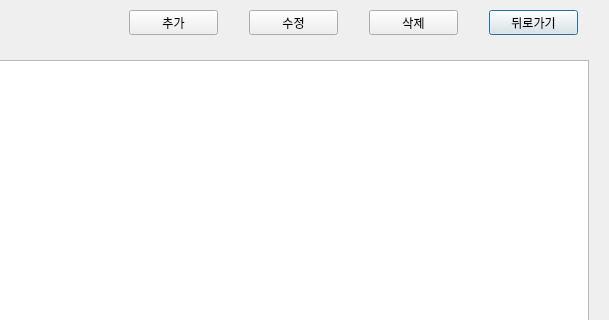
mssung34/Yanolja, file Yanolja_serv/tour.ui: the form before one commit; both pictures show x 391 to 1000 and y 0 to 320 of the 1000 by 550 pixel window.
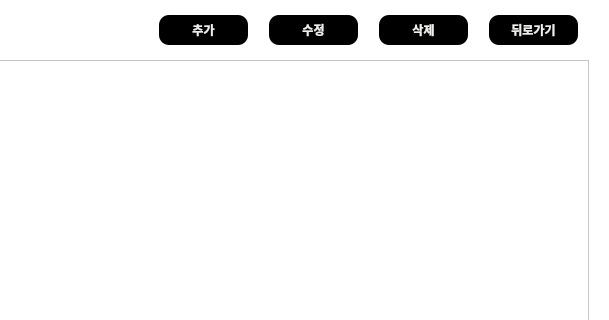
The form after the commit.

```diff
--- a/Yanolja_serv/tour.ui
+++ b/Yanolja_serv/tour.ui
@@ -13,6 +13,9 @@
   <property name="windowTitle">
    <string>Dialog</string>
   </property>
+  <property name="styleSheet">
+   <string notr="true">background-color: rgb(255, 255, 255);</string>
+  </property>
   <widget class="QTableWidget" name="list">
    <property name="geometry">
     <rect>
@@ -36,11 +39,30 @@
    <property name="geometry">
     <rect>
      <x>880</x>
-     <y>10</y>
+     <y>15</y>
      <width>89</width>
-     <height>25</height>
+     <height>30</height>
     </rect>
    </property>
+   <property name="font">
+    <font>
+     <family>Sans</family>
+     <weight>75</weight>
+     <bold>true</bold>
+    </font>
+   </property>
+   <property name="styleSheet">
+    <string notr="true">QPushButton{
+	background-color: rgb(0, 0, 0);
+	color: rgb(238, 238, 236);
+    border-radius: 10px;
+}
+QPushButton:hover{
+	background-color: rgb(255, 255, 255);
+	color: rgb(0, 0, 0);
+    border-radius: 10px;
+}</string>
+   </property>
    <property name="text">
     <string>뒤로가기</string>
    </property>
@@ -48,12 +70,31 @@
   <widget class="QPushButton" name="del_btn">
    <property name="geometry">
     <rect>
-     <x>760</x>
-     <y>10</y>
+     <x>770</x>
+     <y>15</y>
      <width>89</width>
-     <height>25</height>
+     <height>30</height>
     </rect>
    </property>
+   <property name="font">
+    <font>
+     <family>Sans</family>
+     <weight>75</weight>
+     <bold>true</bold>
+    </font>
+   </property>
+   <property name="styleSheet">
+    <string notr="true">QPushButton{
+	background-color: rgb(0, 0, 0);
+	color: rgb(238, 238, 236);
+    border-radius: 10px;
+}
+QPushButton:hover{
+	background-color: rgb(255, 255, 255);
+	color: rgb(0, 0, 0);
+    border-radius: 10px;
+}</string>
+   </property>
    <property name="text">
     <string>삭제</string>
    </property>
@@ -61,12 +102,31 @@
   <widget class="QPushButton" name="edit_btn">
    <property name="geometry">
     <rect>
-     <x>640</x>
-     <y>10</y>
+     <x>660</x>
+     <y>15</y>
      <width>89</width>
-     <height>25</height>
+     <height>30</height>
     </rect>
    </property>
+   <property name="font">
+    <font>
+     <family>Sans</family>
+     <weight>75</weight>
+     <bold>true</bold>
+    </font>
+   </property>
+   <property name="styleSheet">
+    <string notr="true">QPushButton{
+	background-color: rgb(0, 0, 0);
+	color: rgb(238, 238, 236);
+    border-radius: 10px;
+}
+QPushButton:hover{
+	background-color: rgb(255, 255, 255);
+	color: rgb(0, 0, 0);
+    border-radius: 10px;
+}</string>
+   </property>
    <property name="text">
     <string>수정</string>
    </property>
@@ -74,12 +134,31 @@
   <widget class="QPushButton" name="add_btn">
    <property name="geometry">
     <rect>
-     <x>520</x>
-     <y>10</y>
+     <x>550</x>
+     <y>15</y>
      <width>89</width>
-     <height>25</height>
+     <height>30</height>
     </rect>
    </property>
+   <property name="font">
+    <font>
+     <family>Sans</family>
+     <weight>75</weight>
+     <bold>true</bold>
+    </font>
+   </property>
+   <property name="styleSheet">
+    <string notr="true">QPushButton{
+	background-color: rgb(0, 0, 0);
+	color: rgb(238, 238, 236);
+    border-radius: 10px;
+}
+QPushButton:hover{
+	background-color: rgb(255, 255, 255);
+	color: rgb(0, 0, 0);
+    border-radius: 10px;
+}</string>
+   </property>
    <property name="text">
     <string>추가</string>
    </property>
```
